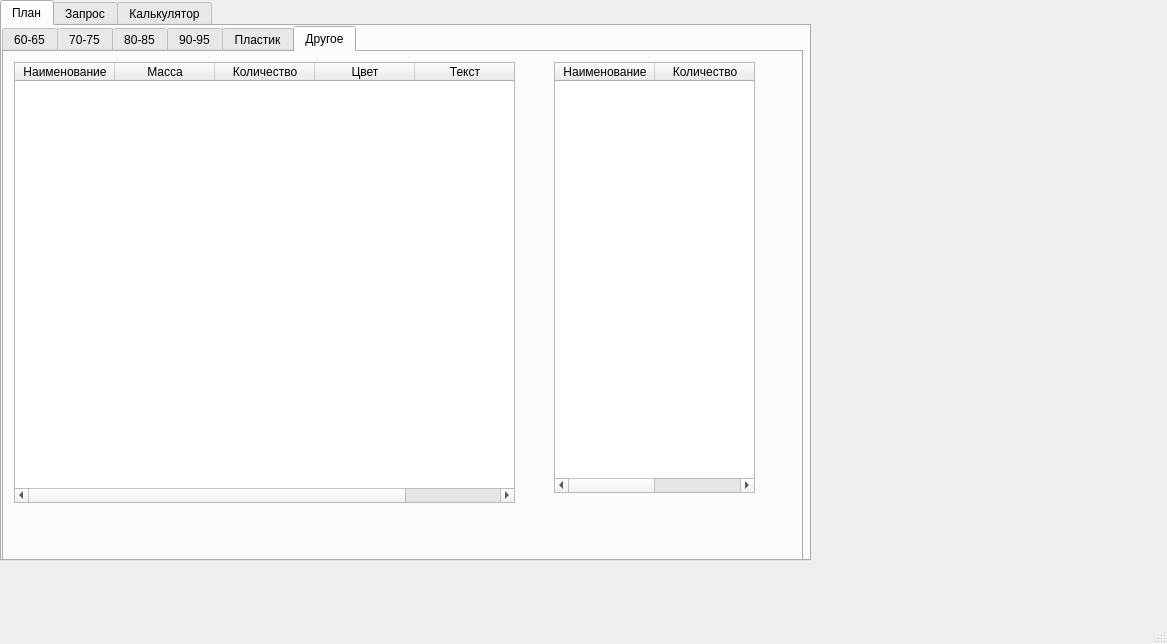
Above: ceh_ui.ui from Korguv/Poliur before the change. Below: the same form after it.
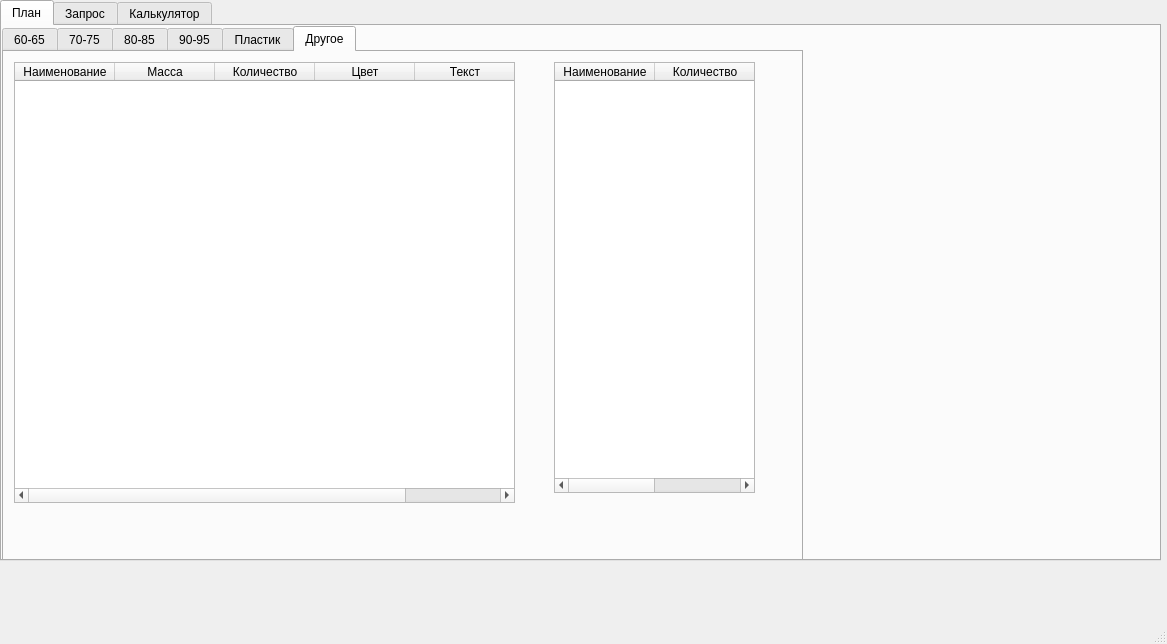
That is the form after the change. The open tabs and pages were chosen to show the change.

Diff of the .ui file:
```diff
--- a/ceh_ui.ui
+++ b/ceh_ui.ui
@@ -19,7 +19,7 @@
      <rect>
       <x>0</x>
       <y>0</y>
-      <width>811</width>
+      <width>1161</width>
       <height>561</height>
      </rect>
     </property>
```
Left out of the diff: 2 changed lines with no effect on the pictures.
